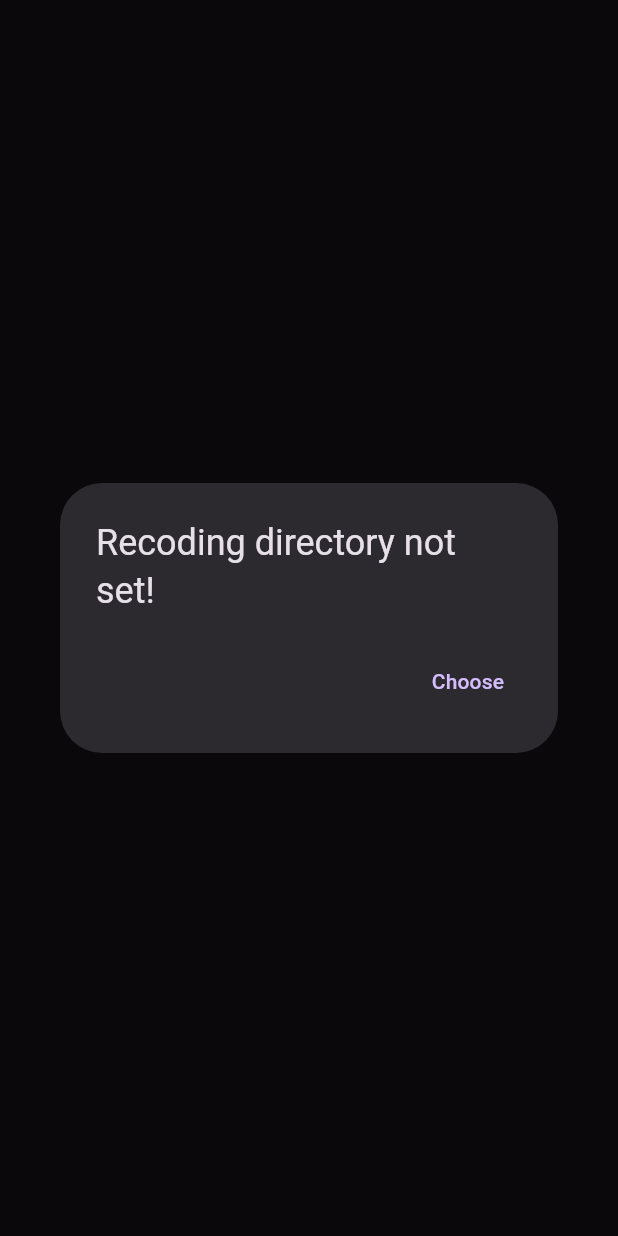
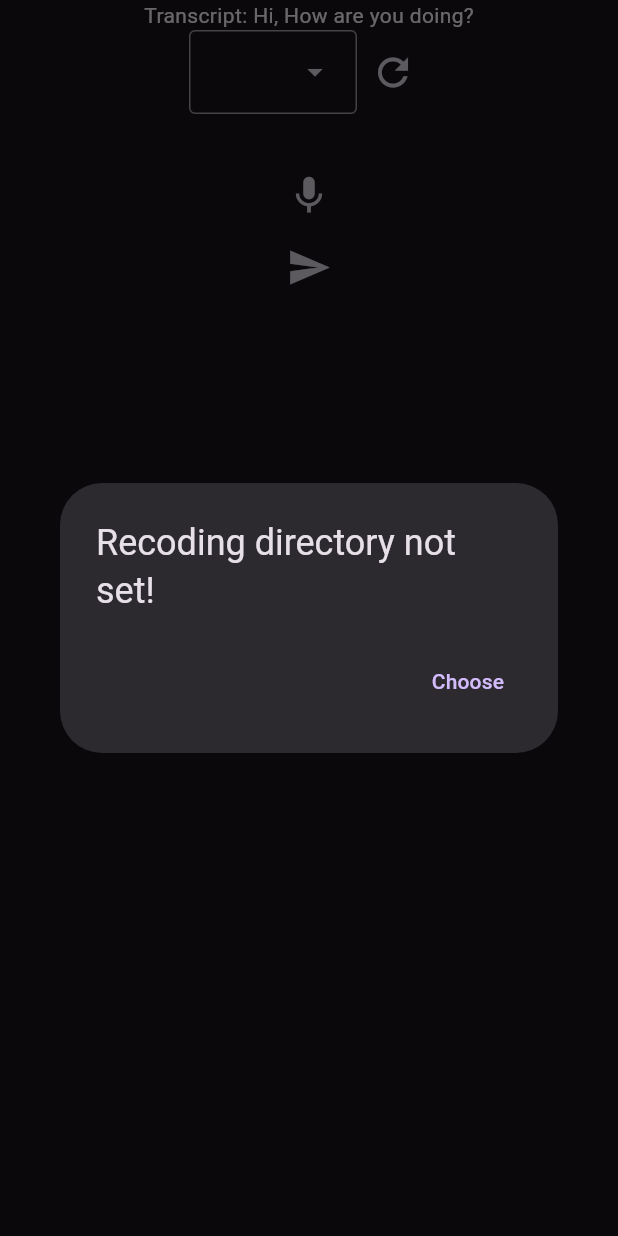
Before and after one commit to satwik-kambham/oasis, a Flutter app: the screen it shows after launch, on a phone screen of 412 x 824 dp. Run offline on Flutter 3.47's test engine with Material 3 defaults, Android fonts, the phone set to English and light mode, and no system bars; our stand-ins replace audioplayers, file_picker, permission_handler, shared_preferences; missing offline and left inert: record; network calls fail.

Commit message:
added tts

```diff
--- /dev/null
+++ b/lib/chat_state.dart
@@ -0,0 +1,12 @@
+import 'package:flutter/foundation.dart';
+
+class ChatState with ChangeNotifier {
+  String _transcript = 'Hi, How are you doing?';
+
+  String get transcript => _transcript;
+
+  void setTranscript(String value) {
+    _transcript = value;
+    notifyListeners();
+  }
+}
--- a/lib/main.dart
+++ b/lib/main.dart
@@ -1,12 +1,18 @@
 import 'dart:io';
+import 'dart:async';
 
 import 'package:flutter/material.dart';
 import 'package:flutter/foundation.dart';
 import 'package:shared_preferences/shared_preferences.dart';
 import 'package:file_picker/file_picker.dart';
 import 'package:permission_handler/permission_handler.dart';
+import 'package:provider/provider.dart';
+import 'package:web_socket_channel/web_socket_channel.dart';
+import 'package:path/path.dart' as p;
+import 'package:audioplayers/audioplayers.dart';
 
 import 'package:oasis/widgets/recoder.dart';
+import 'package:oasis/chat_state.dart';
 
 void main() {
   runApp(const App());
@@ -24,8 +30,10 @@ class App extends StatelessWidget {
               seedColor: Colors.deepPurple, brightness: Brightness.dark),
           useMaterial3: true,
         ),
-      home: const MyHomePage(title: 'Flutter Demo Home Page'),
-    );
+        home: ChangeNotifierProvider(
+          create: (context) => ChatState(),
+          child: const MyHomePage(title: 'Oasis'),
+        ));
   }
 }
 
@@ -39,10 +47,40 @@ class MyHomePage extends StatefulWidget {
 
 class _MyHomePageState extends State<MyHomePage> {
   String _dir = '';
+  final _wsChannel =
+      WebSocketChannel.connect(Uri.parse('ws://192.168.29.209:4123/ws'));
+  StreamSubscription<dynamic>? _wsSub;
+  final _audioPlayer = AudioPlayer();
 
   @override
   void initState() {
+    _wsSub = _wsChannel.stream.listen((message) async {
+      debugPrint(message.runtimeType.toString());
+      if (message is Uint8List) {
+        late String path;
+
+        if (kIsWeb) {
+          path = '';
+        } else {
+          path = p.join(
+            _dir,
+            'tts.wav',
+          );
+        }
+
+        File file = File(path);
+        file.writeAsBytesSync(message, flush: true);
+
+        await _audioPlayer.play(DeviceFileSource(path));
+      }
+    });
     super.initState();
+  }
+
+  @override
+  void dispose() {
+    _wsSub?.cancel();
+    super.dispose();
   }
 
   Future<String> _loadState() async {
@@ -95,8 +133,19 @@ class _MyHomePageState extends State<MyHomePage> {
 
     return Scaffold(
       body: Center(
-        child: Recoder(
+        child: Column(
+          children: <Widget>[
+            Text('Transcript: ${context.watch<ChatState>().transcript}'),
+            Recoder(
               dir: _dir,
+            ),
+            IconButton(
+              icon: const Icon(Icons.send, size: 30),
+              onPressed: () {
+                _wsChannel.sink.add(context.read<ChatState>().transcript);
+              },
+            ),
+          ],
         ),
       ),
     );
--- a/lib/widgets/recoder.dart
+++ b/lib/widgets/recoder.dart
@@ -4,8 +4,10 @@ import 'package:flutter/foundation.dart';
 import 'package:flutter/material.dart';
 import 'package:record/record.dart';
 import 'package:path/path.dart' as p;
+import 'package:provider/provider.dart';
 
 import 'package:oasis/utils/rift.dart';
+import 'package:oasis/chat_state.dart';
 
 class Recoder extends StatefulWidget {
   final String dir;
@@ -21,7 +23,6 @@ class _RecoderState extends State<Recoder> {
   RecordState _recordState = RecordState.stop;
   List<DropdownMenuEntry<InputDevice>> _inputDevices = [];
   InputDevice? _inputDevice;
-  String _transcript = '';
 
   @override
   void initState() {
@@ -64,20 +65,18 @@ class _RecoderState extends State<Recoder> {
     }
   }
 
-  Future<void> _stop() async {
+  Future<void> _stop(BuildContext context) async {
     final path = await _audioRecorder.stop();
     final transcription = await transcribeAudio(path!);
-    setState(() {
-      _transcript = transcription;
-    });
+    context.read<ChatState>().setTranscript(transcription);
   }
 
-  Widget _buildRecordButton() {
+  Widget _buildRecordButton(BuildContext context) {
     if (_recordState != RecordState.stop) {
       return IconButton(
         icon: const Icon(Icons.stop, size: 30),
         onPressed: () {
-          _stop();
+          _stop(context);
         },
       );
     } else {
@@ -114,7 +113,6 @@ class _RecoderState extends State<Recoder> {
     return Column(
       mainAxisAlignment: MainAxisAlignment.center,
       children: <Widget>[
-        Text(_transcript),
         Row(
           mainAxisAlignment: MainAxisAlignment.center,
           children: <Widget>[
@@ -128,7 +126,7 @@ class _RecoderState extends State<Recoder> {
           ],
         ),
         const SizedBox(height: 30),
-        _buildRecordButton(),
+        _buildRecordButton(context),
       ],
     );
   }
--- a/pubspec.yaml
+++ b/pubspec.yaml
@@ -41,6 +41,9 @@ dependencies:
   shared_preferences: ^2.5.3
   permission_handler: ^12.0.0+1
   http: ^1.4.0
+  web_socket_channel: ^3.0.3
+  provider: ^6.1.5
+  audioplayers: ^6.4.0
 
 dev_dependencies:
   flutter_test:
```
Also changed, not shown: pubspec.lock, 6 other files. Lines whose indentation alone changed are shown as unchanged.
